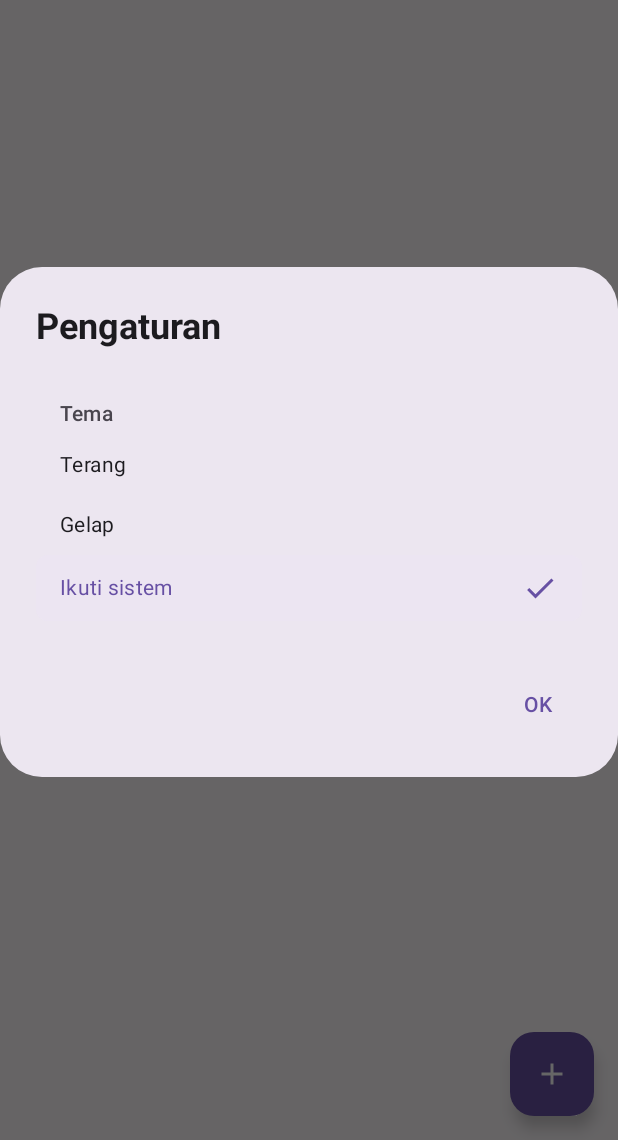
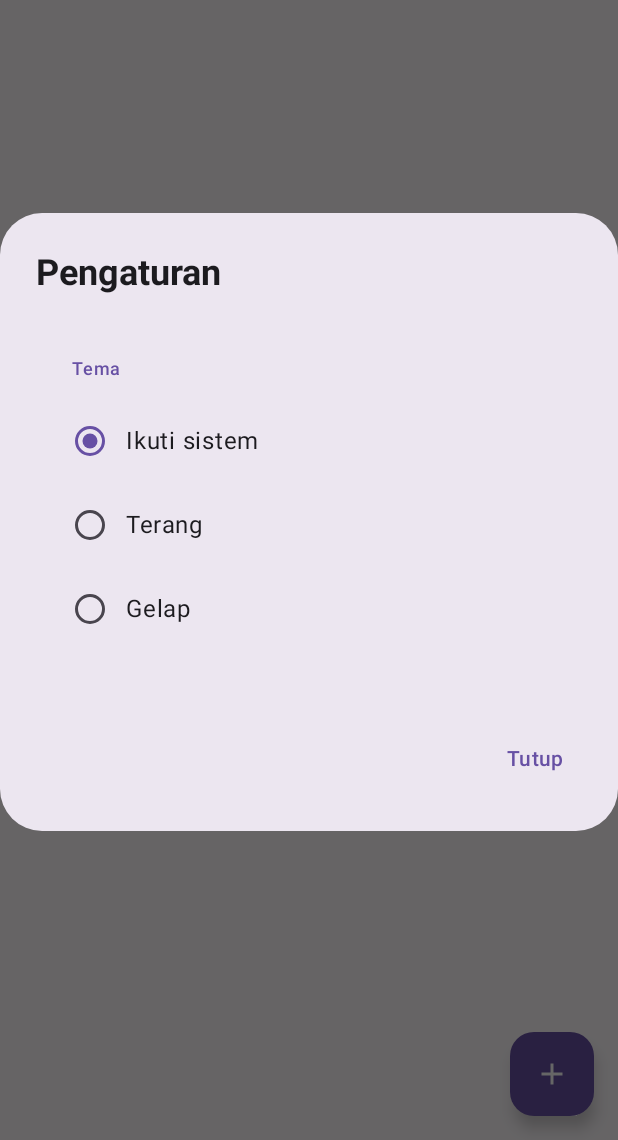
Before and after one commit to Nirune/Catetan, an Android app built with Jetpack Compose: the screen it shows after launch (MainActivity), after a tap on "Pengaturan", on a phone screen of 412 x 824 dp, the part 96-1236 px from its top. Run offline under Robolectric (Android 15) with nearby library versions, the phone set to English and light mode, and no system bars; our stand-ins replace Room's generated code.

Commit message:
Refactor theme settings dialog with Material 3 radio group

```diff
--- a/app/src/main/java/com/example/notesapp/presentation/ui/NoteListScreen.kt
+++ b/app/src/main/java/com/example/notesapp/presentation/ui/NoteListScreen.kt
@@ -7,6 +7,8 @@ import androidx.compose.foundation.layout.*
 import androidx.compose.foundation.lazy.LazyColumn
 import androidx.compose.foundation.lazy.items
 import androidx.compose.foundation.shape.RoundedCornerShape
+import androidx.compose.foundation.selection.selectable
+import androidx.compose.foundation.selection.selectableGroup
 import androidx.compose.foundation.isSystemInDarkTheme
 import androidx.compose.material.icons.Icons
 import androidx.compose.material.icons.filled.Add
@@ -217,85 +219,68 @@ fun NoteListScreen(
                     title = { Text(stringResource(R.string.settings_title), fontWeight = FontWeight.Bold) },
                     text = {
                         Column(
-                            modifier = Modifier.padding(vertical = 8.dp),
-                            verticalArrangement = Arrangement.spacedBy(0.dp)
+                            modifier = Modifier.padding(24.dp),
+                            verticalArrangement = Arrangement.spacedBy(8.dp)
                         ) {
                             Text(
                                 text = stringResource(R.string.theme),
-                                style = MaterialTheme.typography.labelLarge.copy(
+                                style = MaterialTheme.typography.labelMedium.copy(
                                     fontWeight = FontWeight.Medium
                                 ),
-                                color = MaterialTheme.colorScheme.onSurfaceVariant,
-                                modifier = Modifier
-                                    .padding(horizontal = 16.dp)
-                                    .padding(top = 8.dp, bottom = 4.dp)
+                                color = MaterialTheme.colorScheme.primary,
+                                modifier = Modifier.padding(bottom = 4.dp)
                             )
-                            ThemeModeOption(
-                                text = stringResource(R.string.theme_light),
-                                isSelected = themeMode == ThemeMode.LIGHT,
-                                onClick = {
-                                    onThemeModeChanged(ThemeMode.LIGHT)
-                                    showThemeDialog = false
+                            Column(
+                                modifier = Modifier.selectableGroup()
+                            ) {
+                                val options = listOf(
+                                    Pair(stringResource(R.string.theme_auto), ThemeMode.AUTO),
+                                    Pair(stringResource(R.string.theme_light), ThemeMode.LIGHT),
+                                    Pair(stringResource(R.string.theme_dark), ThemeMode.DARK)
+                                )
+                                options.forEachIndexed { _, (label, mode) ->
+                                    val isSelected = themeMode == mode
+                                    Row(
+                                        modifier = Modifier
+                                            .fillMaxWidth()
+                                            .height(56.dp)
+                                            .selectable(
+                                                selected = isSelected,
+                                                enabled = true,
+                                                onClick = {
+                                                    onThemeModeChanged(mode)
+                                                    ThemePreferences.setThemeMode(mode)
+                                                    showThemeDialog = false
+                                                }
+                                            ),
+                                        verticalAlignment = Alignment.CenterVertically
+                                    ) {
+                                        RadioButton(
+                                            selected = isSelected,
+                                            onClick = null,
+                                            colors = RadioButtonDefaults.colors(
+                                                selectedColor = MaterialTheme.colorScheme.primary,
+                                                unselectedColor = MaterialTheme.colorScheme.onSurfaceVariant
+                                            )
+                                        )
+                                        Spacer(modifier = Modifier.width(12.dp))
+                                        Text(
+                                            text = label,
+                                            style = MaterialTheme.typography.bodyLarge,
+                                            color = MaterialTheme.colorScheme.onSurface
+                                        )
+                                    }
                                 }
-                            )
-                            ThemeModeOption(
-                                text = stringResource(R.string.theme_dark),
-                                isSelected = themeMode == ThemeMode.DARK,
-                                onClick = {
-                                    onThemeModeChanged(ThemeMode.DARK)
-                                    showThemeDialog = false
-                                }
-                            )
-                            ThemeModeOption(
-                                text = stringResource(R.string.theme_auto),
-                                isSelected = themeMode == ThemeMode.AUTO,
-                                onClick = {
-                                    onThemeModeChanged(ThemeMode.AUTO)
-                                    showThemeDialog = false
-                                }
-                            )
+                            }
                         }
                     },
                     confirmButton = {
                         TextButton(onClick = { showThemeDialog = false }) {
-                            Text(stringResource(android.R.string.ok))
+                            Text(stringResource(R.string.close))
                         }
                     }
                 )
             }
-        }
-    }
-}
-
-// Opsi mode tema dalam dialog pengaturan
-@Composable
-private fun ThemeModeOption(
-    text: String,
-    isSelected: Boolean,
-    onClick: () -> Unit
-) {
-    val selectionColor = MaterialTheme.colorScheme.primaryContainer.copy(alpha = 0.15f)
-    Row(
-        modifier = Modifier
-            .fillMaxWidth()
-            .clickable(onClick = onClick)
-            .background(if (isSelected) selectionColor else Color.Transparent, RoundedCornerShape(8.dp))
-            .padding(horizontal = 16.dp, vertical = 10.dp),
-        verticalAlignment = Alignment.CenterVertically
-    ) {
-        Text(
-            text = text,
-            style = MaterialTheme.typography.bodyMedium,
-            color = if (isSelected) MaterialTheme.colorScheme.primary
-            else MaterialTheme.colorScheme.onSurface
-        )
-        Spacer(modifier = Modifier.weight(1f))
-        if (isSelected) {
-            Icon(
-                imageVector = Icons.Filled.Check,
-                contentDescription = null,
-                tint = MaterialTheme.colorScheme.primary
-            )
         }
     }
 }
--- a/app/src/main/res/values/strings.xml
+++ b/app/src/main/res/values/strings.xml
@@ -5,4 +5,5 @@
     <string name="theme_light">Terang</string>
     <string name="theme_dark">Gelap</string>
     <string name="theme_auto">Ikuti sistem</string>
+    <string name="close">Tutup</string>
 </resources>
```
